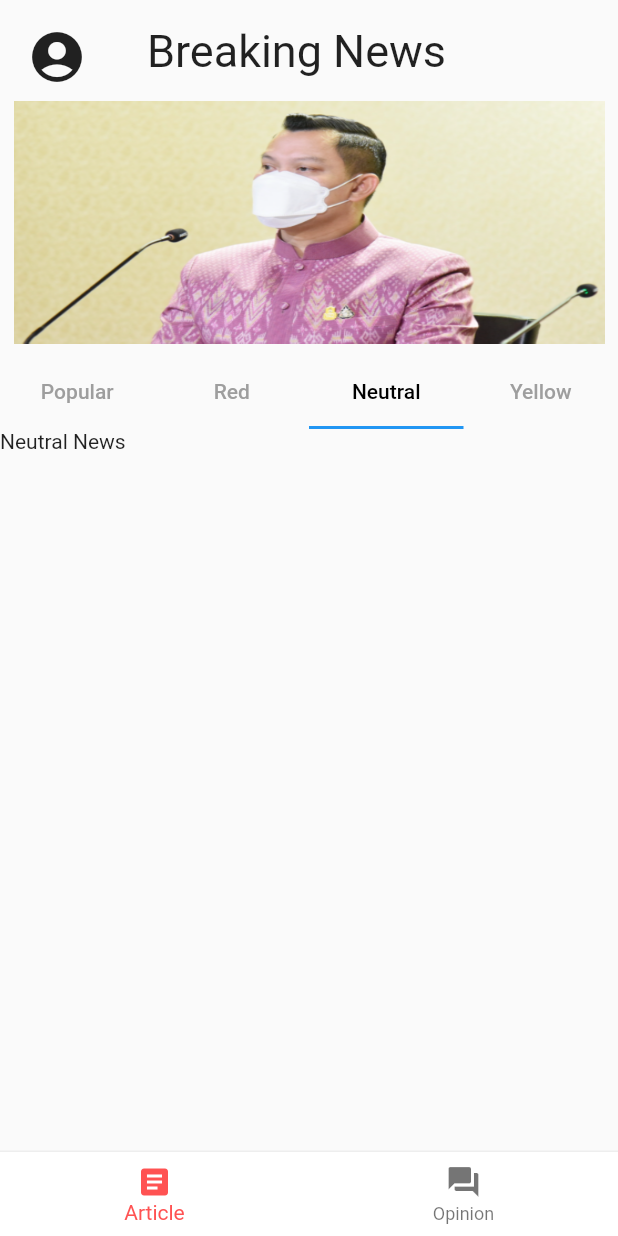
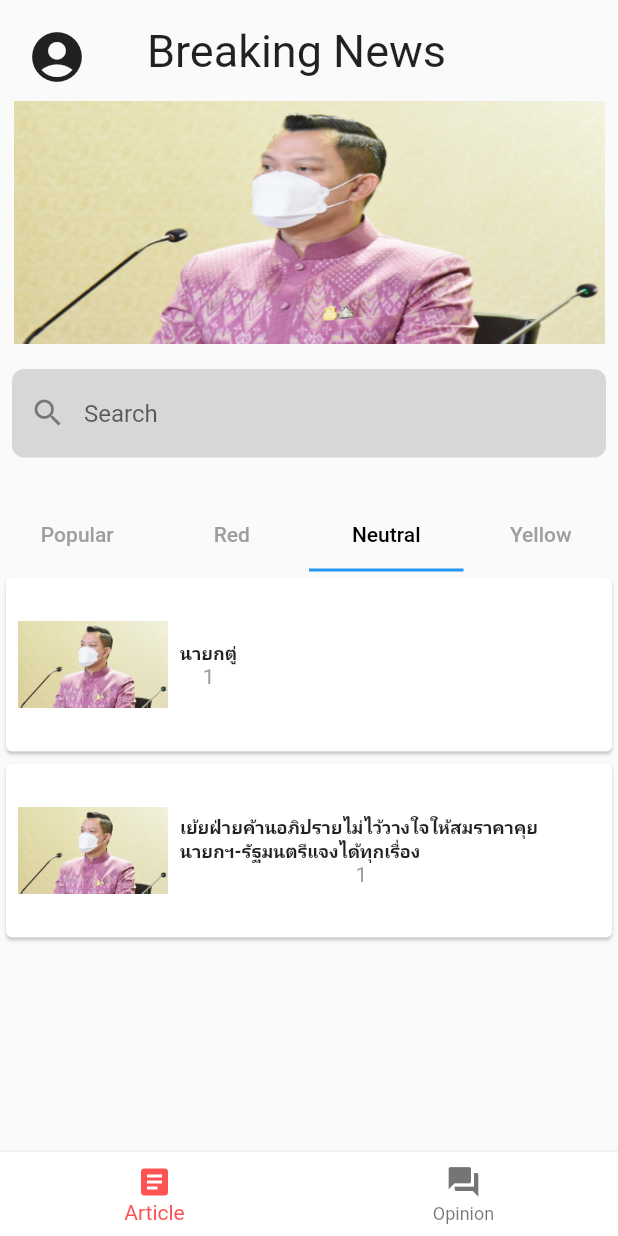
Before and after one commit to Phangggggggg/OpinionZeroApp, a Flutter app: the Home screen opened by its route, on a phone screen of 412 x 824 dp. Run offline on Flutter 3.47's test engine with Material 2 defaults, Android fonts, the phone set to English and light mode, and no system bars; our stand-ins replace animated_splash_screen, flutter_svg, get.

Commit message:
provider and searchbar completed

```diff
--- /dev/null
+++ b/senior_project/lib/providers/listnews_provider.dart
@@ -0,0 +1,49 @@
+import 'package:flutter/material.dart';
+import 'package:senior_project/models/news.dart';
+import 'package:provider/provider.dart';
+
+class ListNewsProvider with ChangeNotifier {
+  late List<News> listNews = [
+    News(
+        title:
+            'นายกตู่',
+        description:
+            'รัฐบาลพร้อมแจงอภิปรายไม่ไว้วางใจ เย้ยฝ่ายค้านทำให้สมราคาคุย ไม่ยอมให้เกิดทุจริตเหมือนรัฐบาลที่ผ่านมา',
+        image: Image.asset('lib/assets/img1.png', height: 100, width: 100),
+        xclass: '1',
+        imgPath: 'lib/assets/img1.png',
+        percent: '98%',
+        link: 'https://www.thairath.co.th/news/politic/2412530'),
+
+    News(
+        title:
+            'เย้ยฝ่ายค้านอภิปรายไม่ไว้วางใจให้สมราคาคุย \nนายกฯ-รัฐมนตรีแจงได้ทุกเรื่อง',
+        description:
+            'รัฐบาลพร้อมแจงอภิปรายไม่ไว้วางใจ เย้ยฝ่ายค้านทำให้สมราคาคุย ไม่ยอมให้เกิดทุจริตเหมือนรัฐบาลที่ผ่านมา',
+        image: Image.asset('lib/assets/img1.png', height: 100, width: 100),
+        xclass: '1',
+        imgPath: 'lib/assets/img1.png',
+        percent: '98%',
+        link: 'https://www.thairath.co.th/news/politic/2412530')
+
+    // News(title: 'เย้ยฝ่ายค้านอภิปรายไม่ไว้วางใจให้สมราคาคุย \nนายกฯ-รัฐมนตรีแจงได้ทุกเรื่อง',
+    // description: 'รัฐบาลพร้อมแจงอภิปรายไม่ไว้วางใจ เย้ยฝ่ายค้านทำให้สมราคาคุย ไม่ยอมให้เกิดทุจริตเหมือนรัฐบาลที่ผ่านมา',
+    // image: Image(image: AssetImage('lib/assets/img1.png'), width: 2,height: 2,),xclass: '1',imgPath:'lib/assets/img1.png',percent: '98%',link: 'https://www.thairath.co.th/news/politic/2412530')
+  ];
+
+  late List<News> filterListNews = List.from(listNews);
+
+//   void printList() {
+//     filterListNews.forEach((element) {
+//       print(element.title);
+//     });
+//   }
+
+  void filterList(String value) {
+    filterListNews = listNews
+        .where((element) =>
+            element.title!.toLowerCase().contains(value.toLowerCase()))
+        .toList();
+    notifyListeners();
+  }
+}
--- a/senior_project/lib/screens/display.dart
+++ b/senior_project/lib/screens/display.dart
@@ -3,10 +3,13 @@
 import 'package:flutter/src/widgets/framework.dart';
 import 'package:senior_project/models/news.dart';
 import 'package:get/get.dart';
+import 'package:senior_project/providers/listnews_provider.dart';
 
-import '../widgets/news_list_widget.dart';
+import '../widgets/new_list_widget.dart';
 import 'addOpinion.dart';
 import 'profile.dart';
+import '../widgets/search_bar_widget.dart';
+import 'package:provider/provider.dart';
 
 class Display extends StatefulWidget {
   @override
@@ -17,39 +20,14 @@
   late TabController _tabController;
   int _selectedIndex = 0;
 
+  late final List<News> listNews =
+      Provider.of<ListNewsProvider>(context).filterListNews;
+
   void _onItemTapped(int index) {
     setState(() {
       _selectedIndex = index;
     });
   }
-
-  late List<News> listNews = [
-    News(
-        title:
-            'เย้ยฝ่ายค้านอภิปรายไม่ไว้วางใจให้สมราคาคุย \nนายกฯ-รัฐมนตรีแจงได้ทุกเรื่อง',
-        description:
-            'รัฐบาลพร้อมแจงอภิปรายไม่ไว้วางใจ เย้ยฝ่ายค้านทำให้สมราคาคุย ไม่ยอมให้เกิดทุจริตเหมือนรัฐบาลที่ผ่านมา',
-        image: Image.asset('lib/assets/img1.png', height: 100, width: 100),
-        xclass: '1',
-        imgPath: 'lib/assets/img1.png',
-        percent: '98%',
-        link: 'https://www.thairath.co.th/news/politic/2412530'),
-
-    News(
-        title:
-            'เย้ยฝ่ายค้านอภิปรายไม่ไว้วางใจให้สมราคาคุย \nนายกฯ-รัฐมนตรีแจงได้ทุกเรื่อง',
-        description:
-            'รัฐบาลพร้อมแจงอภิปรายไม่ไว้วางใจ เย้ยฝ่ายค้านทำให้สมราคาคุย ไม่ยอมให้เกิดทุจริตเหมือนรัฐบาลที่ผ่านมา',
-        image: Image.asset('lib/assets/img1.png', height: 100, width: 100),
-        xclass: '1',
-        imgPath: 'lib/assets/img1.png',
-        percent: '98%',
-        link: 'https://www.thairath.co.th/news/politic/2412530')
-
-    // News(title: 'เย้ยฝ่ายค้านอภิปรายไม่ไว้วางใจให้สมราคาคุย \nนายกฯ-รัฐมนตรีแจงได้ทุกเรื่อง',
-    // description: 'รัฐบาลพร้อมแจงอภิปรายไม่ไว้วางใจ เย้ยฝ่ายค้านทำให้สมราคาคุย ไม่ยอมให้เกิดทุจริตเหมือนรัฐบาลที่ผ่านมา',
-    // image: Image(image: AssetImage('lib/assets/img1.png'), width: 2,height: 2,),xclass: '1',imgPath:'lib/assets/img1.png',percent: '98%',link: 'https://www.thairath.co.th/news/politic/2412530')
-  ];
 
   @override
   void initState() {
@@ -59,7 +37,8 @@
 
   @override
   Widget build(BuildContext context) {
-    return Column(children: [
+    return Column(
+      children: [
         Container(
           child: Row(
             // mainAxisAlignment: MainAxisAlignment.spaceEvenly,
@@ -102,6 +81,7 @@
                     ),
                   );
                 })),
+        SearchBarWidget(),
         Container(
           child: TabBar(
               labelColor: Colors.black,
@@ -127,13 +107,31 @@
             height: MediaQuery.of(context).size.height,
 
             child: TabBarView(controller: _tabController, children: [
-            NewsListWidget(listNews),
-            Text('Red News'),
-            Text('Neutral News'),
-            Text('Yellow News')
+
+              Consumer<ListNewsProvider>(
+                builder: (context,listNewsProvider,child) {
+                  return NewsListWidget(listNewsProvider.filterListNews);
+                }
+              ),
+              Consumer<ListNewsProvider>(
+                builder: (context,listNewsProvider,child) {
+                  return NewsListWidget(listNewsProvider.filterListNews);
+                }
+              ),
+              Consumer<ListNewsProvider>(
+                builder: (context,listNewsProvider,child) {
+                  return NewsListWidget(listNewsProvider.filterListNews);
+                }
+              ),
+              Consumer<ListNewsProvider>(
+                builder: (context,listNewsProvider,child) {
+                  return NewsListWidget(listNewsProvider.filterListNews);
+                }
+              )
             ]),
           ),
-      ),
-    ]);
+        ), //
+      ],
+    );
   }
 }
--- a/senior_project/lib/screens/home.dart
+++ b/senior_project/lib/screens/home.dart
@@ -30,7 +30,10 @@
       child: Scaffold(
         body: SingleChildScrollView(
 
-          child: _widgetOptions.elementAt(_selectedIndex)
+          child:
+
+              _widgetOptions.elementAt(_selectedIndex),
+
 
         ),
         bottomNavigationBar: Container(
--- /dev/null
+++ b/senior_project/lib/widgets/search_bar_widget.dart
@@ -0,0 +1,54 @@
+import 'package:flutter/src/foundation/key.dart';
+import 'package:flutter/src/widgets/framework.dart';
+import 'package:flutter/material.dart';
+import '../models/news.dart';
+import '/providers/listnews_provider.dart';
+import 'package:provider/provider.dart';
+
+class SearchBarWidget extends StatefulWidget {
+  @override
+  State<SearchBarWidget> createState() => _SearchBarWidgetState();
+}
+
+class _SearchBarWidgetState extends State<SearchBarWidget> {
+//   final _textcontrollerTEXT = TextEditingController();
+
+  @override
+  Widget build(BuildContext context) {
+    return Padding(
+      padding: EdgeInsets.all(8),
+      child: Column(
+        children: [
+          TextField(
+            decoration: InputDecoration(
+              filled: true,
+              fillColor: Color.fromARGB(255, 215, 215, 216),
+              border: OutlineInputBorder(
+                borderRadius: BorderRadius.circular(8.0),
+                borderSide: BorderSide.none,
+              ),
+              hintText: "Search",
+              prefixIcon: Icon(Icons.search),
+            ),
+            // controller: _textcontrollerTEXT,
+            onChanged: (value) {
+              context.read<ListNewsProvider>().filterList(value);
+              // Provider.of<ListNewsProvider>(context, listen: false)
+              //     .filterList(value);
+            },
+          ),
+          SizedBox(
+            height: 20.0,
+          ),
+          //   Expanded(
+          //     child:
+          //     ListView.builder(
+          //       itemCount: display_list.length,
+          //       itemBuilder: (context, index) =>
+          //     ),
+          //   )
+        ],
+      ),
+    );
+  }
+}
--- a/senior_project/pubspec.yaml
+++ b/senior_project/pubspec.yaml
@@ -51,9 +51,9 @@
   animated_splash_screen: ^1.2.0
   flutter_svg: ^1.1.0
   flutter_launcher_icons: ^0.9.3
-  mongo_dart: ^0.7.4+1
   http: ^0.13.4
   material_floating_search_bar: ^0.2.6
+  provider: ^6.0.3
 
 flutter_icons:
   android: 'launcher_icon'
```
Also changed, not shown: senior_project/lib/main.dart (+12 -2 lines), senior_project/lib/widgets/searchBar.dart (deleted, +0 -53 lines), senior_project/lib/widgets/new_list_widget.dart (line endings or trailing spaces). Lines whose indentation alone changed are shown as unchanged.
